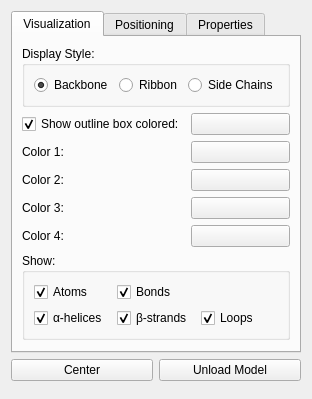
Old version of the form Gorgon/src_ui/ui_dialog_atom_visualization.ui in the repository GorgonCryoEM/Gorgon.
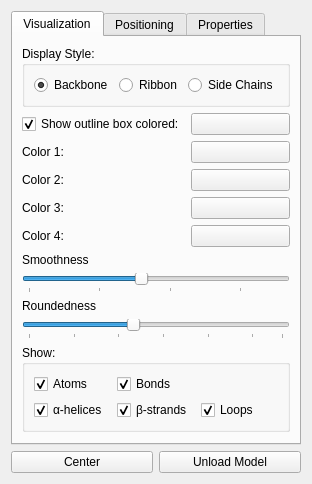
New version of the form. Custom widgets are drawn as their Qt base class.

```diff
--- a/Gorgon/src_ui/ui_dialog_atom_visualization.ui
+++ b/Gorgon/src_ui/ui_dialog_atom_visualization.ui
@@ -1,12 +1,12 @@
 <ui version="4.0" >
  <class>DialogAtomVisualization</class>
- <widget class="QWidget" name="DialogAtomVisualization" >
-  <property name="geometry" >
+ <widget class="QWidget" name="DialogAtomVisualization">
+  <property name="geometry">
    <rect>
     <x>0</x>
     <y>0</y>
     <width>277</width>
-    <height>399</height>
+    <height>479</height>
    </rect>
   </property>
   <property name="sizePolicy" >
@@ -191,9 +191,67 @@
         </layout>
        </item>
        <item>
-        <widget class="QGroupBox" name="groupBoxShow" >
-         <property name="sizePolicy" >
-          <sizepolicy vsizetype="Maximum" hsizetype="Preferred" >
+        <widget class="QLabel" name="labelSmoothness">
+         <property name="text">
+          <string>Smoothness</string>
+         </property>
+        </widget>
+       </item>
+       <item>
+        <widget class="QSlider" name="hSliderSmoothness">
+         <property name="minimum">
+          <number>2</number>
+         </property>
+         <property name="maximum">
+          <number>20</number>
+         </property>
+         <property name="value">
+          <number>10</number>
+         </property>
+         <property name="orientation">
+          <enum>Qt::Horizontal</enum>
+         </property>
+         <property name="tickPosition">
+          <enum>QSlider::TicksBelow</enum>
+         </property>
+         <property name="tickInterval">
+          <number>5</number>
+         </property>
+        </widget>
+       </item>
+       <item>
+        <widget class="QLabel" name="labelRoundedness">
+         <property name="text">
+          <string>Roundedness</string>
+         </property>
+        </widget>
+       </item>
+       <item>
+        <widget class="QSlider" name="hSliderRoundedness">
+         <property name="minimum">
+          <number>3</number>
+         </property>
+         <property name="maximum">
+          <number>20</number>
+         </property>
+         <property name="value">
+          <number>10</number>
+         </property>
+         <property name="orientation">
+          <enum>Qt::Horizontal</enum>
+         </property>
+         <property name="tickPosition">
+          <enum>QSlider::TicksBelow</enum>
+         </property>
+         <property name="tickInterval">
+          <number>3</number>
+         </property>
+        </widget>
+       </item>
+       <item>
+        <widget class="QGroupBox" name="groupBoxShow">
+         <property name="sizePolicy">
+          <sizepolicy hsizetype="Preferred" vsizetype="Maximum">
            <horstretch>0</horstretch>
            <verstretch>0</verstretch>
           </sizepolicy>
```
Left out of the diff: 415 changed lines with no effect on the pictures.
